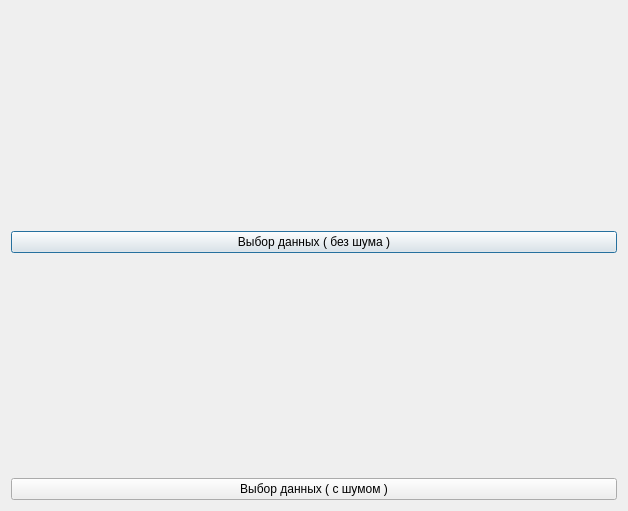
The window that gui.ui (SkorEgor/scientific_work_in_python) describes before a commit, drawn with Qt 5.
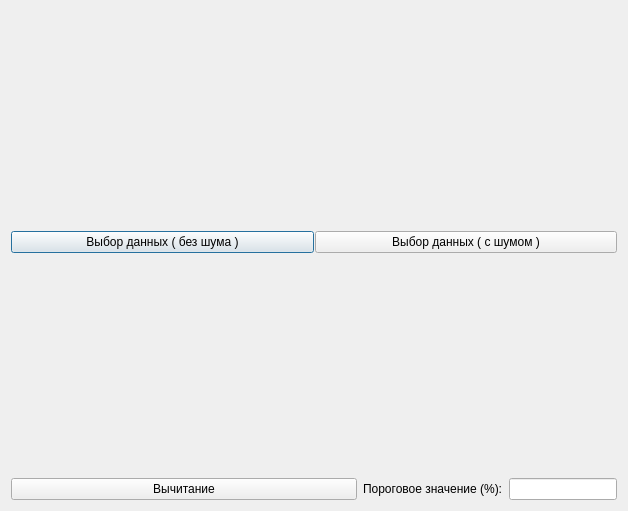
The same window after the commit.

Commit message: Graph_of_difference_and_threshold

Diff of the .ui file:
```diff
--- a/gui.ui
+++ b/gui.ui
@@ -13,18 +13,38 @@
   <property name="windowTitle">
    <string>Dialog</string>
   </property>
-  <layout class="QVBoxLayout" name="verticalLayout_2">
+  <layout class="QVBoxLayout" name="verticalLayout_2" stretch="1,0,1,0">
    <item>
     <widget class="QWidget" name="plotWindow" native="true">
      <layout class="QVBoxLayout" name="plotLayout"/>
     </widget>
    </item>
    <item>
-    <widget class="QPushButton" name="pushButton">
-     <property name="text">
-      <string>Выбор данных ( без шума )</string>
+    <layout class="QHBoxLayout" name="horizontalLayout" stretch="0,0">
+     <property name="spacing">
+      <number>1</number>
      </property>
-    </widget>
+     <property name="sizeConstraint">
+      <enum>QLayout::SetMinimumSize</enum>
+     </property>
+     <property name="leftMargin">
+      <number>0</number>
+     </property>
+     <item>
+      <widget class="QPushButton" name="pushButton">
+       <property name="text">
+        <string>Выбор данных ( без шума )</string>
+       </property>
+      </widget>
+     </item>
+     <item>
+      <widget class="QPushButton" name="pushButton_2">
+       <property name="text">
+        <string>Выбор данных ( с шумом )</string>
+       </property>
+      </widget>
+     </item>
+    </layout>
    </item>
    <item>
     <widget class="QWidget" name="plotWindow2" native="true">
@@ -32,11 +52,29 @@
     </widget>
    </item>
    <item>
-    <widget class="QPushButton" name="pushButton_2">
-     <property name="text">
-      <string>Выбор данных ( с шумом )</string>
-     </property>
-    </widget>
+    <layout class="QHBoxLayout" name="horizontalLayout_2" stretch="2,0,0">
+     <item>
+      <widget class="QPushButton" name="pushButton_3">
+       <property name="text">
+        <string>Вычитание</string>
+       </property>
+      </widget>
+     </item>
+     <item>
+      <widget class="QLabel" name="label">
+       <property name="text">
+        <string>Пороговое значение (%):</string>
+       </property>
+      </widget>
+     </item>
+     <item>
+      <widget class="QLineEdit" name="lineEdit_threshold">
+       <property name="readOnly">
+        <bool>false</bool>
+       </property>
+      </widget>
+     </item>
+    </layout>
    </item>
   </layout>
  </widget>
```
The commit also changes 3 other files.
